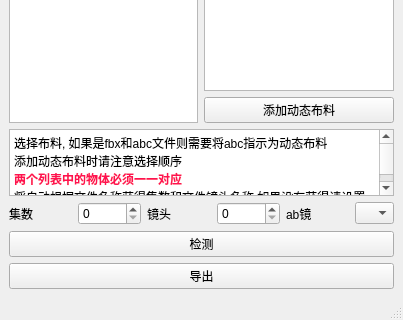
First picture: the form in tools/maya_plug/scripts/UiFile/DleClothToFbx.ui, repository uuiid/prjQ9-doodle, before the edit; both pictures show x 0 to 403 and y 400 to 720 of the 403 by 720 pixel window.
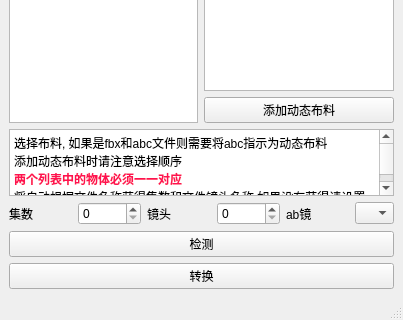
Second picture: the form after the edit.

Commit message: 增加清除插件信息的maya插件功能 增加转换abc文件到fbx骨骼功能

Patch:
```diff
--- a/tools/maya_plug/scripts/UiFile/DleClothToFbx.ui
+++ b/tools/maya_plug/scripts/UiFile/DleClothToFbx.ui
@@ -154,7 +154,7 @@
     <item row="1" column="0">
      <widget class="QPushButton" name="ExportClothAndFbx">
       <property name="text">
-       <string>导出</string>
+       <string>转换</string>
       </property>
      </widget>
     </item>
```
The commit also changes 6 other files.
